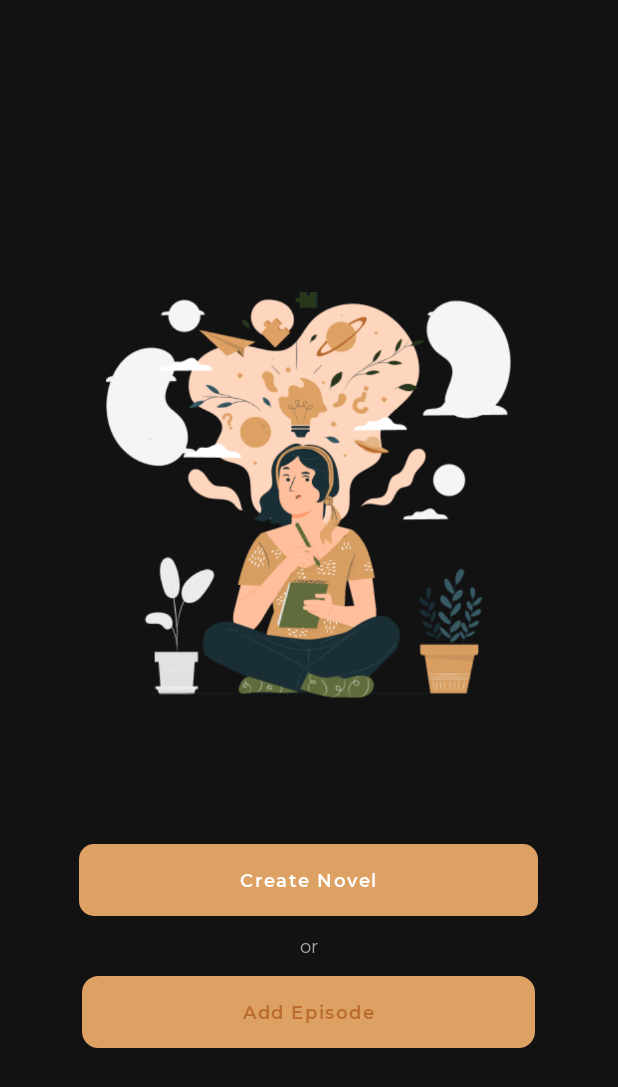
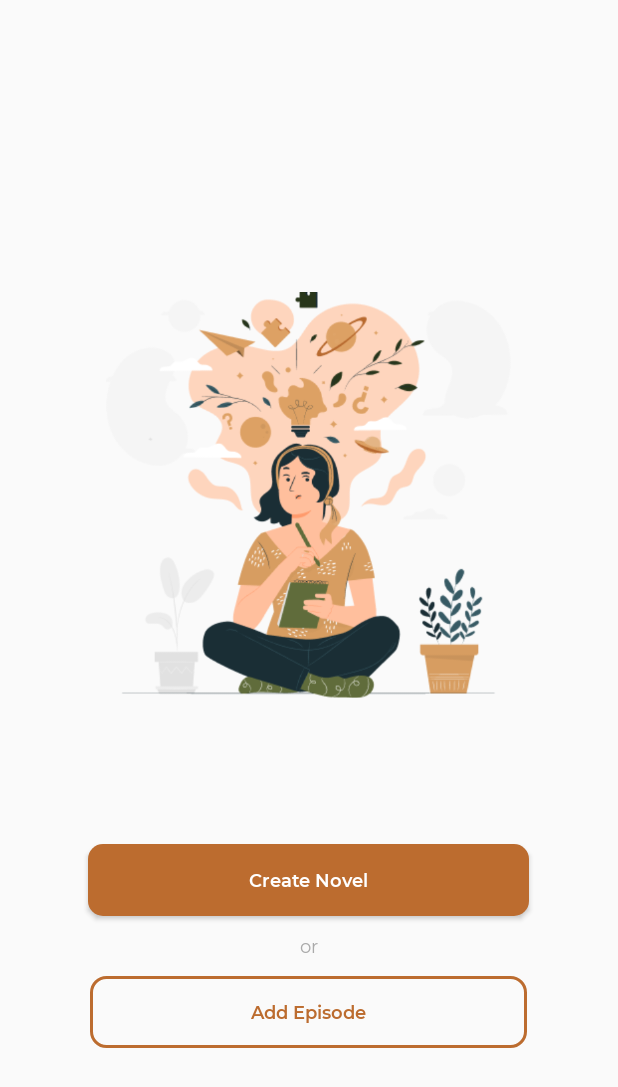
Before and after one commit to ddhiaul/Markoop, an Android app: the PublishActivity screen opened directly, with no data from a screen before it, on a phone screen of 412 x 824 dp. Shown: the top 1087 px of the screen. Run offline under Robolectric (Android 15) with nearby library versions, the phone set to English and light mode, and no system bars.

Commit message:
fixing color ( theme ) & try to fix switch button

```diff
--- a/app/src/main/res/drawable/btn_primary.xml
+++ b/app/src/main/res/drawable/btn_primary.xml
@@ -2,6 +2,6 @@
 <shape xmlns:android="http://schemas.android.com/apk/res/android"
     android:shape="rectangle"
     android:padding="10dp">
-    <solid android:color="@color/dark_primary_color"/>
+    <solid android:color="@color/genreText"/>
     <corners android:radius="10dp"/>
 </shape>
--- a/app/src/main/res/drawable/btn_secondary.xml
+++ b/app/src/main/res/drawable/btn_secondary.xml
@@ -3,5 +3,5 @@
     android:shape="rectangle">
     <corners android:radius="10dp"/>
     <stroke android:width="2dp"
-        android:color="@color/dark_primary_color"/>
+        android:color="@color/genreText"/>
 </shape>
```
Also changed, not shown: app/src/main/java/com/finalproject/markoop/ProfileFragment.kt (+21 -18 lines).
